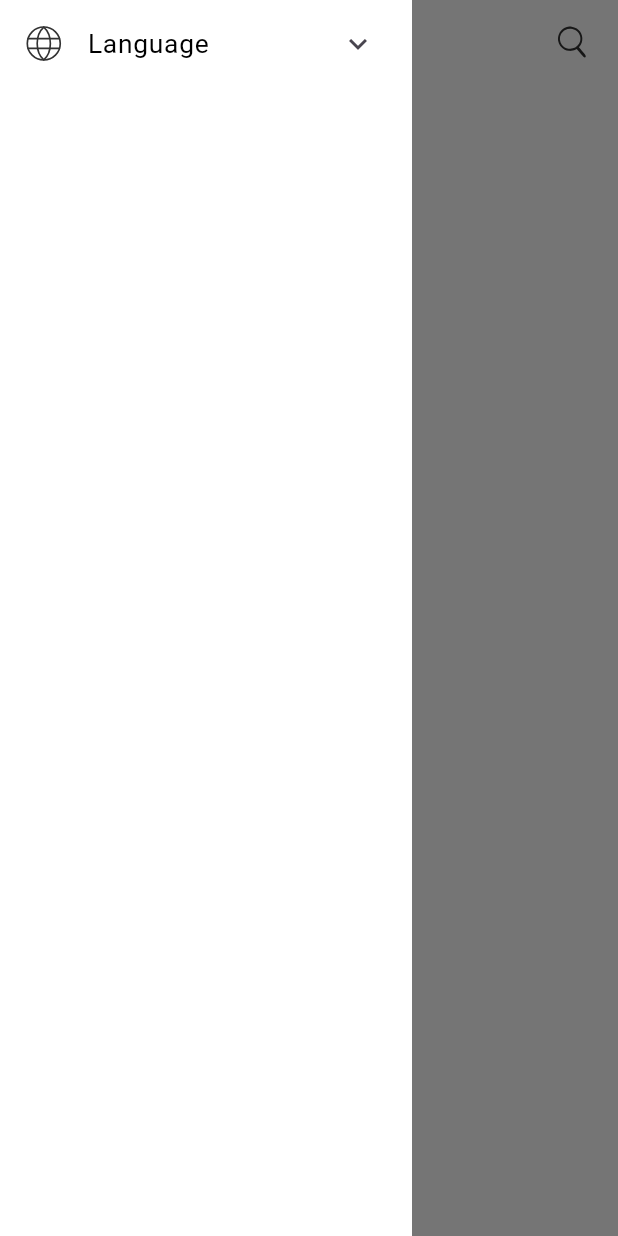
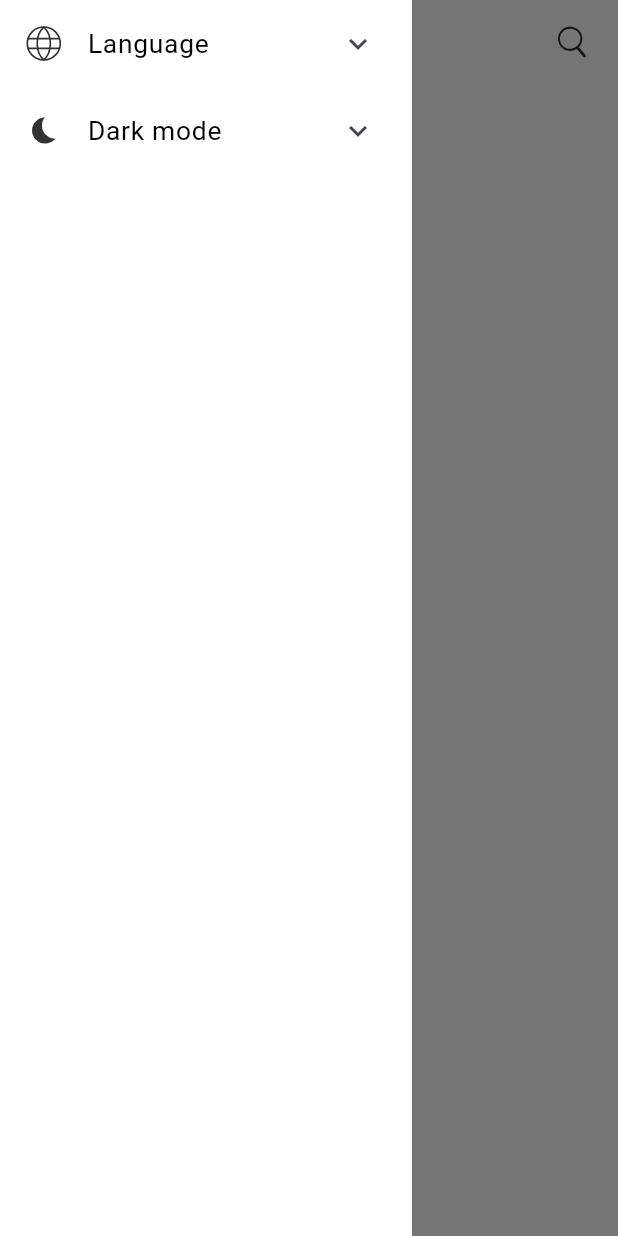
Before and after one commit to minhduc21598/MovieAppFlutter, a Flutter app: the screen it shows after launch, with the side drawer open, on a phone screen of 412 x 824 dp. Run offline on Flutter 3.47's test engine with Material 3 defaults, Android fonts, the phone set to English and light mode, and no system bars; our stand-ins replace dio, flutter_native_splash, flutter_svg, go_router, shared_preferences; network calls fail.

Commit message:
feat: theme mode

```diff
--- a/lib/constants/local_storage_key.dart
+++ b/lib/constants/local_storage_key.dart
@@ -1,3 +1,4 @@
 class LocalStorageKey {
   static const language = 'language';
+  static const themeMode = 'themeMode';
 }
--- a/lib/gen/assets.gen.dart
+++ b/lib/gen/assets.gen.dart
@@ -12,6 +12,9 @@ class $AssetsIconsGen {
   String get icDoubleArrow => 'assets/icons/ic_double_arrow.svg';
   String get icSearch => 'assets/icons/ic_search.svg';
   String get icClose => 'assets/icons/ic_close.svg';
+  String get icThemeMode => 'assets/icons/ic_theme_mode.svg';
+  String get icRadioChecked => 'assets/icons/ic_radio_checked.svg';
+  String get icRadioUnchecked => 'assets/icons/ic_radio_unchecked.svg';
 }
 
 class $AssetsImagesGen {
--- a/lib/gen/strings.dart
+++ b/lib/gen/strings.dart
@@ -226,6 +226,24 @@ abstract class Strings {
   /// In en, this message translates to:
   /// **'No result found'**
   String get no_result;
+
+  /// No description provided for @on.
+  ///
+  /// In en, this message translates to:
+  /// **'On'**
+  String get on;
+
+  /// No description provided for @off.
+  ///
+  /// In en, this message translates to:
+  /// **'Off'**
+  String get off;
+
+  /// No description provided for @dark_mode.
+  ///
+  /// In en, this message translates to:
+  /// **'Dark mode'**
+  String get dark_mode;
 }
 
 class _StringsDelegate extends LocalizationsDelegate<Strings> {
--- a/lib/l10n/app_en.arb
+++ b/lib/l10n/app_en.arb
@@ -21,5 +21,8 @@
   "trailers": "Trailers",
   "loading": "Loading more...",
   "enter_movie_name": "Enter movie name",
-  "no_result": "No result found"
+  "no_result": "No result found",
+  "on": "On",
+  "off": "Off",
+  "dark_mode": "Dark mode"
 }
--- a/lib/l10n/app_vi.arb
+++ b/lib/l10n/app_vi.arb
@@ -21,5 +21,8 @@
   "trailers": "Trailers",
   "loading": "Đang tải thêm...",
   "enter_movie_name": "Nhập tên phim",
-  "no_result": "Không tìm thấy kết quả nào"
+  "no_result": "Không tìm thấy kết quả nào",
+  "on": "Bật",
+  "off": "Tắt",
+  "dark_mode": "Chế độ nền tối"
 }
--- a/lib/provider/language_provider.dart
+++ b/lib/provider/language_provider.dart
@@ -1,4 +1,4 @@
-import 'package:flutter/widgets.dart';
+import 'package:flutter/material.dart';
 import 'package:movie_world/constants/language_key.dart';
 import 'package:movie_world/constants/local_storage_key.dart';
 import 'package:movie_world/utilities/local_storage_utilities.dart';
--- /dev/null
+++ b/lib/screens/home_page/drawer_item/components/choose_theme_mode.dart
@@ -0,0 +1,66 @@
+import 'package:flutter/material.dart';
+import 'package:movie_world/gen/assets.gen.dart';
+import 'package:movie_world/gen/strings.dart';
+import 'package:movie_world/utilities/size_config_utitilites.dart';
+import 'package:movie_world/utilities/theme_utilities.dart';
+import 'package:movie_world/widgets/svg_show.dart';
+
+class ChooseThemeMode extends StatelessWidget {
+  const ChooseThemeMode({super.key});
+
+  @override
+  Widget build(BuildContext context) {
+    final Strings strings = Strings.of(context)!;
+
+    return ExpansionTile(
+      title: Text(
+        strings.dark_mode,
+        style: TextStyle(
+            fontSize: SizeConfig.getScaleFontSize(16),
+            color: ThemeUtilities.primaryTextColor),
+      ),
+      leading: SvgShow(
+        uri: Assets.icons.icThemeMode,
+      ),
+      shape: Border.all(style: BorderStyle.none),
+      children: [
+        ListTile(
+          title: Text(
+            strings.on,
+            style: TextStyle(
+                fontSize: SizeConfig.getScaleFontSize(16),
+                color: ThemeUtilities.primaryTextColor),
+          ),
+          horizontalTitleGap: SizeConfig.getScaleWidth(8),
+          trailing: SvgShow(
+            uri: ThemeUtilities.themeMode == ThemeMode.dark
+                ? Assets.icons.icRadioChecked
+                : Assets.icons.icRadioUnchecked,
+            iconSize: SizeConfig.getScaleWidth(18),
+          ),
+          onTap: () {
+            Navigator.pop(context);
+          },
+        ),
+        ListTile(
+          title: Text(
+            strings.off,
+            style: TextStyle(
+                fontSize: SizeConfig.getScaleFontSize(16),
+                color: ThemeUtilities.primaryTextColor),
+          ),
+          horizontalTitleGap: SizeConfig.getScaleWidth(8),
+          trailing: SvgShow(
+            uri: ThemeUtilities.themeMode == ThemeMode.light
+                ? Assets.icons.icRadioChecked
+                : Assets.icons.icRadioUnchecked,
+            iconSize: SizeConfig.getScaleWidth(18),
+          ),
+          onTap: () {
+            Navigator.pop(context);
+          },
+        )
+      ],
+    );
+  }
+}
--- a/lib/screens/home_page/drawer_item/drawer_item.dart
+++ b/lib/screens/home_page/drawer_item/drawer_item.dart
@@ -1,5 +1,6 @@
 import 'package:flutter/material.dart';
-import 'package:movie_world/screens/home_page/drawer_item/components/choose_language_item/choose_language_item.dart';
+import 'package:movie_world/screens/home_page/drawer_item/components/choose_language_item.dart';
+import 'package:movie_world/screens/home_page/drawer_item/components/choose_theme_mode.dart';
 import 'package:movie_world/utilities/size_config_utitilites.dart';
 import 'package:movie_world/utilities/theme_utilities.dart';
 
@@ -14,7 +15,7 @@ class DrawerItem extends StatelessWidget {
       color: ThemeUtilities.scaffoldBackground,
       child: SafeArea(
           child: Column(
-        children: [ChooseLanguageItem()],
+        children: [ChooseLanguageItem(), ChooseThemeMode()],
       )),
     );
   }
--- a/lib/utilities/theme_utilities.dart
+++ b/lib/utilities/theme_utilities.dart
@@ -1,11 +1,7 @@
 import 'package:flutter/material.dart';
 import 'package:movie_world/constants/color_theme.dart';
-import 'package:movie_world/constants/theme_mode_key.dart';
 
 class ThemeUtilities {
-  static ThemeMode createThemeMode(String mode) =>
-      mode == ThemeModeKey.dark ? ThemeMode.dark : ThemeMode.light;
-
   static ThemeMode themeMode = ThemeMode.light;
   static bool get isDarkMode => themeMode == ThemeMode.dark;
 
@@ -42,6 +38,10 @@ class ThemeUtilities {
       ? ColorTheme.floatButtonBackground
       : ColorTheme.floatButtonBackground;
 
+  static void createThemeMode(ThemeMode mode) {
+    themeMode = mode;
+  }
+
   static AppBarTheme createAppBarTheme() {
     return AppBarTheme(
         backgroundColor: appBarBackground,
```
Also changed, not shown: lib/gen/strings_en.dart (+9 -0 lines), lib/gen/strings_vi.dart (+9 -0 lines), assets/icons/ic_radio_checked.svg (added), assets/icons/ic_radio_unchecked.svg (added), assets/icons/ic_theme_mode.svg (added), lib/screens/home_page/drawer_item/components/choose_language_item.dart (renamed from lib/screens/home_page/drawer_item/components/choose_language_item/choose_language_item.dart).
